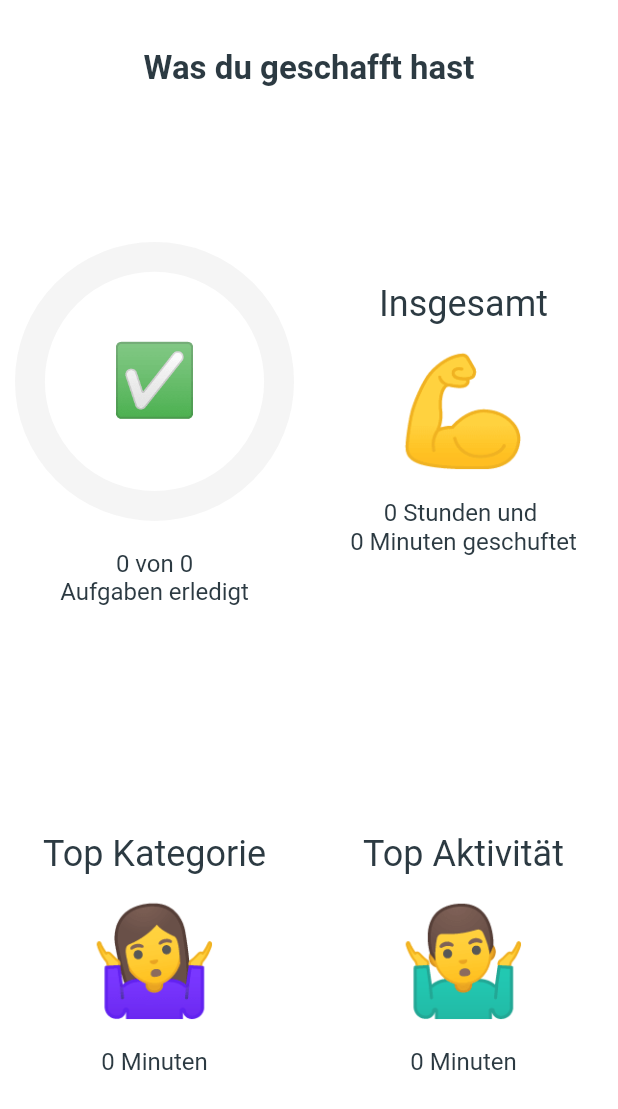
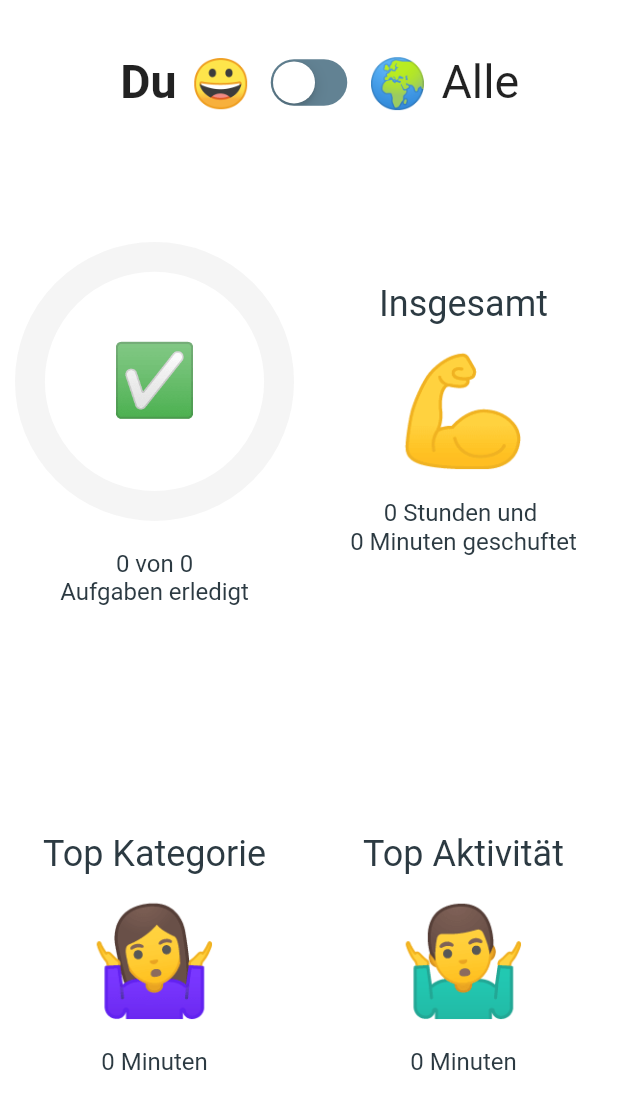
Before and after one commit to Ridgebeck/MDST-ToDo, a Flutter app: the AnalyticsScreen widget shown alone on an empty page, opened directly, on a phone screen of 412 x 824 dp. Shown: the top 1109 px of the screen. Run offline on Flutter 3.47's test engine with Material 2 defaults, Android fonts, the phone set to English and light mode, and no system bars; drawn by our look-alikes of percent_indicator; our stand-ins replace flutter_slidable, implicitly_animated_reorderable_list, shared_preferences, video_player; accounts and stored records are empty.

Commit message:
add community toggle switch

```diff
--- a/lib/screens/analytics_screen.dart
+++ b/lib/screens/analytics_screen.dart
@@ -1,4 +1,5 @@
 import 'package:MDST_todo/util/timers.dart';
+import 'package:flutter/cupertino.dart';
 import 'package:flutter/material.dart';
 import '../constants.dart';
 import 'package:percent_indicator/percent_indicator.dart';
@@ -13,34 +14,75 @@ class AnalyticsScreen extends StatelessWidget {
     return Consumer<TaskData>(builder: (context, taskData, child) {
       return Column(
         children: [
+          Expanded(child: Container()),
           Expanded(
-            flex: 1,
-            child: Padding(
-              padding: const EdgeInsets.all(8.0),
+            flex: 4,
             child: Container(
               // decoration: BoxDecoration(
               //   color: kCardColor,
               //   borderRadius: BorderRadius.circular(15.0),
               // ),
-                height: 50.0,
+              height: 0.0,
               child: Center(
+                child: Column(
+                  children: [
+                    Expanded(child: Container()),
+                    Expanded(
+                        flex: 2,
+                        child: Row(
+                          children: [
+                            Expanded(child: Container()),
+                            Expanded(
+                                child: Align(
+                              alignment: Alignment.centerRight,
                               child: FittedBox(
-                    fit: BoxFit.fitHeight,
                                   child: Text(
-                      'Was du geschafft hast',
+                                'Du',
                                 style: TextStyle(
-                        fontSize: 22.0,
-                        fontWeight: FontWeight.bold,
-                        color: kKliemannGrau,
+                                  fontSize: 50.0,
+                                  fontWeight: taskData.communitySwitch
+                                      ? FontWeight.normal
+                                      : FontWeight.bold,
                                 ),
+                                textAlign: TextAlign.right,
+                              )),
+                            )),
+                            Expanded(child: FittedBox(child: Text('😀'))),
+                            CupertinoSwitch(
+                              value: taskData.communitySwitch,
+                              trackColor: kKliemannBlau,
+                              activeColor: kKliemannBlau,
+                              onChanged: (newValue) {
+                                taskData.setCommunitySwitch(newValue);
+                              },
                             ),
+                            Expanded(child: FittedBox(child: Text('🌍'))),
+                            Expanded(
+                                child: Align(
+                              alignment: Alignment.centerLeft,
+                              child: FittedBox(
+                                  child: Text(
+                                'Alle',
+                                style: TextStyle(
+                                  fontSize: 50.0,
+                                  fontWeight: taskData.communitySwitch
+                                      ? FontWeight.bold
+                                      : FontWeight.normal,
                                 ),
+                                textAlign: TextAlign.left,
+                              )),
+                            )),
+                            Expanded(child: Container()),
+                          ],
+                        )),
+                    Expanded(child: Container()),
+                  ],
                 ),
               ),
             ),
           ),
           Expanded(
-            flex: 4,
+            flex: 20,
             child: Row(
               children: [
                 Expanded(
@@ -77,7 +119,7 @@ class AnalyticsScreen extends StatelessWidget {
             ),
           ),
           Expanded(
-            flex: 4,
+            flex: 20,
             child: Row(
               children: [
                 Expanded(
--- a/lib/screens/task_screen.dart
+++ b/lib/screens/task_screen.dart
@@ -204,7 +204,7 @@ class _TaskScreenState extends State<TaskScreen> with SingleTickerProviderStateM
       child: TodoTile(
         task: task,
         leading: PlayButton(task: task, taskData: taskData),
-        trailing: HandleIcon(task: task),
+        trailing: taskData.activeTasksLength == 1 ? Container() : HandleIcon(task: task),
         bottom: Text(
           task.infoText,
           style: task.isActive ? kInfoTextStyleActive : kInfoTextStyle,
@@ -261,10 +261,19 @@ class HandleIcon extends StatelessWidget {
   Widget build(BuildContext context) {
     return Handle(
       delay: Duration(milliseconds: 100),
-      child: Icon(
-        Icons.reorder_rounded,
-        size: 40.0,
-        color: task.isActive ? kActiveColor : kInactiveColor,
+      child: Column(
+        children: [
+          Icon(
+            Icons.keyboard_arrow_up,
+            size: 40.0,
+            color: task.isActive ? kActiveColor : kInactiveColor,
+          ),
+          Icon(
+            Icons.keyboard_arrow_down,
+            size: 40.0,
+            color: task.isActive ? kActiveColor : kInactiveColor,
+          ),
+        ],
       ),
     );
   }
--- a/lib/util/task.dart
+++ b/lib/util/task.dart
@@ -19,6 +19,7 @@ class Task {
     this.infoText = playMessage,
     this.totalTime = const Duration(minutes: 0),
     this.originalStartTime,
+    this.finishedTime,
     this.lastStartTime,
   });
 }
--- a/lib/util/task_data.dart
+++ b/lib/util/task_data.dart
@@ -8,6 +8,7 @@ import 'shared_prefs.dart';
 
 class TaskData extends ChangeNotifier {
   bool _inReorder = false;
+  bool _communitySwitch = false;
   List<Task> _activeTasks = sharedPrefs.initTaskListFromLocal(listType.active);
   List<Task> _finishedTasks = sharedPrefs.initTaskListFromLocal(listType.finished);
   List<Task> _archivedTasks = sharedPrefs.initTaskListFromLocal(listType.archived);
@@ -25,8 +26,8 @@ class TaskData extends ChangeNotifier {
 
     List<Task> toRemove = [];
     for (Task task in _finishedTasks) {
-      //print(task.originalStartTime);
-
+      //print('finished task datetime check');
+      //print(task.finishedTime);
       DateTime taskFinishedDay = DateTime(
         task.finishedTime.year,
         task.finishedTime.month,
@@ -34,12 +35,10 @@ class TaskData extends ChangeNotifier {
         //task.finishedTime.hour,
         //task.finishedTime.minute,
       );
-
       if (taskFinishedDay.isBefore(dateToday)) {
-        print('start time: ${task.originalStartTime}');
         // TODO: archive old tasks
         print('ARCHIVING!');
-        // add task to remove list
+        // add task to a remove list
         toRemove.add(task);
       }
     }
@@ -372,4 +371,13 @@ class TaskData extends ChangeNotifier {
   bool get inReorder {
     return _inReorder;
   }
+
+  bool get communitySwitch {
+    return _communitySwitch;
+  }
+
+  void setCommunitySwitch(bool value) {
+    _communitySwitch = value;
+    notifyListeners();
+  }
 }
```
Lines whose indentation alone changed are shown as unchanged.
